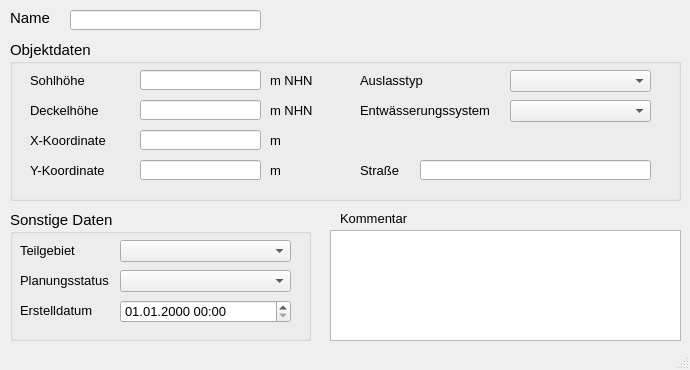
First picture: the form in qkan/forms/qkan_auslaesse.ui, repository hoettges/QKan, before the edit.
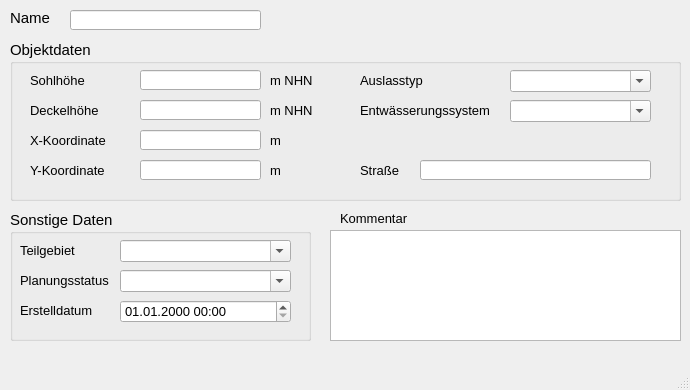
Second picture: the form after the edit. Custom widgets are drawn as their Qt base class.

The edit to the form file:
```diff
--- a/qkan/forms/qkan_auslaesse.ui
+++ b/qkan/forms/qkan_auslaesse.ui
@@ -10,13 +10,13 @@
     <x>0</x>
     <y>0</y>
     <width>690</width>
-    <height>370</height>
+    <height>390</height>
    </rect>
   </property>
   <property name="minimumSize">
    <size>
     <width>690</width>
-    <height>370</height>
+    <height>390</height>
    </size>
   </property>
   <property name="font">
@@ -219,6 +219,9 @@
      <property name="statusTip">
       <string>zur Zuordnung auf ein selbstständig festgelegtes Teilgebiet</string>
      </property>
+     <property name="editable">
+      <bool>true</bool>
+     </property>
     </widget>
     <widget class="QComboBox" name="simstatus">
      <property name="enabled">
@@ -244,6 +247,9 @@
      <property name="statusTip">
       <string>aktueller Status (z.B. vorhanden, in Planung etc.)</string>
      </property>
+     <property name="editable">
+      <bool>true</bool>
+     </property>
     </widget>
     <widget class="QgsDateTimeEdit" name="createdat">
      <property name="geometry">
@@ -613,6 +619,9 @@
      <property name="statusTip">
       <string>vorh. Entwässerungssystem (z.B. Mischwasser, Regenwasser etc.)</string>
      </property>
+     <property name="editable">
+      <bool>true</bool>
+     </property>
     </widget>
     <widget class="QLabel" name="label_40">
      <property name="geometry">
@@ -654,6 +663,9 @@
      <property name="statusTip">
       <string>Auslasstyp gem. HYSTEM-EXTRAN (z.B.: Frei, Normal, Konstant etc.)</string>
      </property>
+     <property name="editable">
+      <bool>true</bool>
+     </property>
     </widget>
    </widget>
   </widget>
```
Left out of the diff: 2 changed lines with no effect on the pictures.
